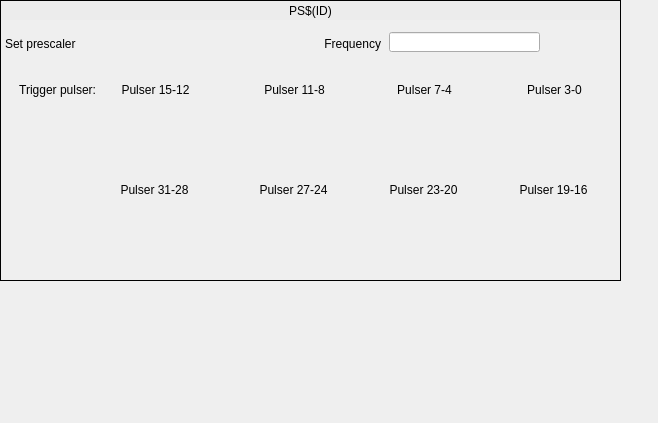
Qt form evrMrmApp/opi/EVR/G_EVR_prescaler-withPulserTrigger.ui (paulscherrerinstitute/mrfioc2) before a commit.
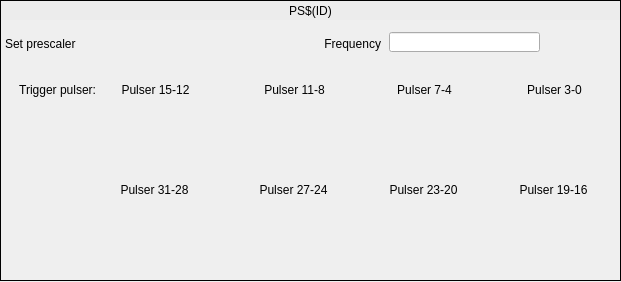
The same form after that commit. Custom widgets are drawn as their Qt base class.

```diff
--- a/evrMrmApp/opi/EVR/G_EVR_prescaler-withPulserTrigger.ui
+++ b/evrMrmApp/opi/EVR/G_EVR_prescaler-withPulserTrigger.ui
@@ -6,8 +6,8 @@
    <rect>
     <x>0</x>
     <y>0</y>
-    <width>658</width>
-    <height>423</height>
+    <width>621</width>
+    <height>282</height>
    </rect>
   </property>
   <property name="windowTitle">
```
